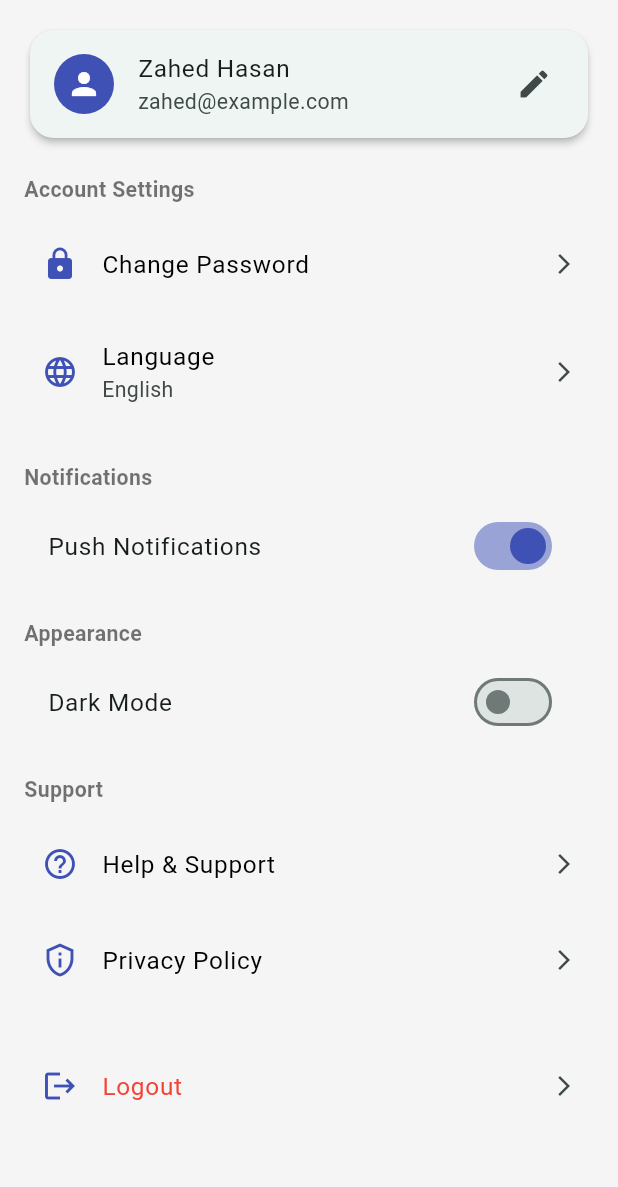
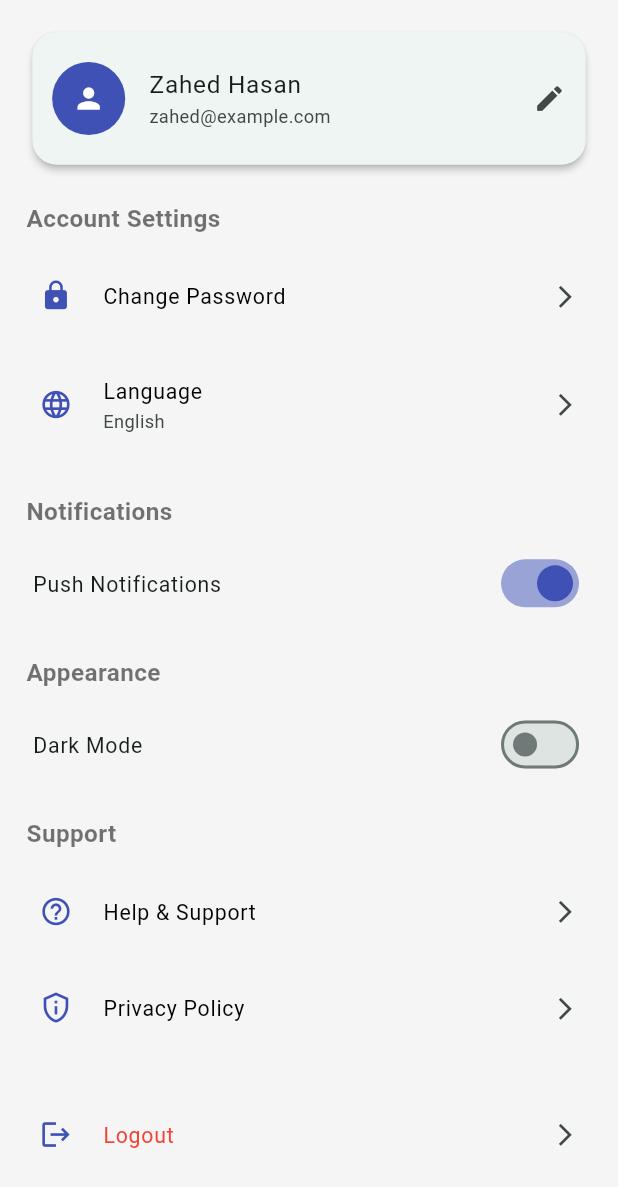
Before and after one commit to ShwapnoRetail/shwapno_survey, a Flutter app: the SettingsScreen screen opened directly, on a phone screen of 412 x 824 dp. Shown: the top 1187 px of the screen. Run offline on Flutter 3.47's test engine with Material 3 defaults, Android fonts, the phone set to English and light mode, and no system bars; our stand-ins replace flutter_screenutil, flutter_svg, fluttertoast, image_picker, pin_code_fields.

Commit message:
main theme updated

```diff
--- a/lib/Screen/Profile/settings.dart
+++ b/lib/Screen/Profile/settings.dart
@@ -1,4 +1,5 @@
 import 'package:flutter/material.dart';
+import 'package:flutter_screenutil/flutter_screenutil.dart';
 
 class SettingsScreen extends StatefulWidget {
   const SettingsScreen({super.key});
@@ -15,35 +16,46 @@ class _SettingsScreenState extends State<SettingsScreen> {
   Widget build(BuildContext context) {
     return Scaffold(
       body: ListView(
-        padding: const EdgeInsets.all(16),
+        padding: EdgeInsets.all(16.w),
         children: [
           // Profile Card
           Card(
             shape: RoundedRectangleBorder(
-              borderRadius: BorderRadius.circular(16),
+              borderRadius: BorderRadius.circular(16.r),
             ),
             elevation: 2,
             child: ListTile(
-              leading: const CircleAvatar(
+              contentPadding: EdgeInsets.symmetric(
+                horizontal: 12.w,
+                vertical: 8.h,
+              ),
+              leading: CircleAvatar(
+                radius: 24.r,
                 backgroundColor: Colors.indigo,
-                child: Icon(Icons.person, color: Colors.white),
+                child: Icon(Icons.person, size: 20.w, color: Colors.white),
               ),
-              title: const Text("Zahed Hasan"),
-              subtitle: const Text("zahed@example.com"),
-              trailing: const Icon(Icons.edit),
-              onTap: () {
-                // Navigate to profile edit screen (future enhancement)
-              },
+              title: Text(
+                "Zahed Hasan",
+                style: TextStyle(fontSize: 16.sp),
+                overflow: TextOverflow.ellipsis,
+              ),
+              subtitle: Text(
+                "zahed@example.com",
+                style: TextStyle(fontSize: 12.sp),
+                overflow: TextOverflow.ellipsis,
+              ),
+              trailing: Icon(Icons.edit, size: 20.w),
+              onTap: () {},
             ),
           ),
-          const SizedBox(height: 20),
+          SizedBox(height: 20.h),
 
           // Account Settings
-          const Text(
+          Text(
             "Account Settings",
-            style: TextStyle(fontWeight: FontWeight.bold),
+            style: TextStyle(fontWeight: FontWeight.bold, fontSize: 16.sp),
           ),
-          const SizedBox(height: 8),
+          SizedBox(height: 8.h),
           SettingsTile(
             icon: Icons.lock,
             title: "Change Password",
@@ -55,43 +67,51 @@ class _SettingsScreenState extends State<SettingsScreen> {
             subtitle: "English",
             onTap: () {},
           ),
-          const SizedBox(height: 20),
+          SizedBox(height: 20.h),
 
           // Notifications
-          const Text(
+          Text(
             "Notifications",
-            style: TextStyle(fontWeight: FontWeight.bold),
+            style: TextStyle(fontWeight: FontWeight.bold, fontSize: 16.sp),
           ),
-          const SizedBox(height: 8),
+          SizedBox(height: 8.h),
           SwitchListTile(
-            title: const Text("Push Notifications"),
+            contentPadding: EdgeInsets.symmetric(horizontal: 4.w),
+            title: Text(
+              "Push Notifications",
+              style: TextStyle(fontSize: 14.sp),
+            ),
             value: notificationsEnabled,
             activeColor: Colors.indigo,
             onChanged: (value) {
               setState(() => notificationsEnabled = value);
             },
           ),
-          const SizedBox(height: 20),
+          SizedBox(height: 20.h),
 
           // Appearance
-          const Text(
+          Text(
             "Appearance",
-            style: TextStyle(fontWeight: FontWeight.bold),
+            style: TextStyle(fontWeight: FontWeight.bold, fontSize: 16.sp),
           ),
-          const SizedBox(height: 8),
+          SizedBox(height: 8.h),
           SwitchListTile(
-            title: const Text("Dark Mode"),
+            contentPadding: EdgeInsets.symmetric(horizontal: 4.w),
+            title: Text("Dark Mode", style: TextStyle(fontSize: 14.sp)),
             value: darkModeEnabled,
             activeColor: Colors.indigo,
             onChanged: (value) {
               setState(() => darkModeEnabled = value);
             },
           ),
-          const SizedBox(height: 20),
+          SizedBox(height: 20.h),
 
           // Support
-          const Text("Support", style: TextStyle(fontWeight: FontWeight.bold)),
-          const SizedBox(height: 8),
+          Text(
+            "Support",
+            style: TextStyle(fontWeight: FontWeight.bold, fontSize: 16.sp),
+          ),
+          SizedBox(height: 8.h),
           SettingsTile(
             icon: Icons.help_outline,
             title: "Help & Support",
@@ -102,7 +122,7 @@ class _SettingsScreenState extends State<SettingsScreen> {
             title: "Privacy Policy",
             onTap: () {},
           ),
-          const SizedBox(height: 20),
+          SizedBox(height: 20.h),
 
           // Logout
           SettingsTile(
@@ -138,11 +158,26 @@ class SettingsTile extends StatelessWidget {
   @override
   Widget build(BuildContext context) {
     return ListTile(
-      contentPadding: const EdgeInsets.symmetric(vertical: 4, horizontal: 12),
-      leading: Icon(icon, color: Colors.indigo),
-      title: Text(title, style: TextStyle(color: textColor ?? Colors.black)),
-      subtitle: subtitle != null ? Text(subtitle!) : null,
-      trailing: const Icon(Icons.arrow_forward_ios, size: 16),
+      contentPadding: EdgeInsets.symmetric(horizontal: 8.w, vertical: 4.h),
+      minLeadingWidth: 24.w,
+      leading: Icon(icon, color: Colors.indigo, size: 20.w),
+      title: Text(
+        title,
+        style: TextStyle(
+          fontSize: 14.sp,
+          color: textColor ?? Colors.black,
+          overflow: TextOverflow.ellipsis,
+        ),
+      ),
+      subtitle:
+          subtitle != null
+              ? Text(
+                subtitle!,
+                style: TextStyle(fontSize: 12.sp),
+                overflow: TextOverflow.ellipsis,
+              )
+              : null,
+      trailing: Icon(Icons.arrow_forward_ios, size: 16.w),
       onTap: onTap,
     );
   }
--- a/lib/Style/style.dart
+++ b/lib/Style/style.dart
@@ -41,7 +41,7 @@ TextStyle Head1Text(textColor) {
   return TextStyle(
     color: textColor,
     fontSize: 28,
-    fontFamily: 'poppins',
+    fontFamily: 'Montserrat',
     fontWeight: FontWeight.w700,
   );
 }
@@ -50,7 +50,7 @@ TextStyle Head6Text(textColor) {
   return TextStyle(
     color: textColor,
     fontSize: 18,
-    fontFamily: 'poppins',
+    fontFamily: 'Montserrat',
     fontWeight: FontWeight.w400,
   );
 }
@@ -59,7 +59,7 @@ TextStyle Head7Text(textColor) {
   return TextStyle(
     color: textColor,
     fontSize: 13,
-    fontFamily: 'poppins',
+    fontFamily: 'Montserrat',
     fontWeight: FontWeight.w400,
   );
 }
@@ -68,7 +68,7 @@ TextStyle Head9Text(textColor) {
   return TextStyle(
     color: textColor,
     fontSize: 9,
-    fontFamily: 'poppins',
+    fontFamily: 'Montserrat',
     fontWeight: FontWeight.w500,
   );
 }
@@ -130,7 +130,7 @@ ButtonStyle AppStatusButtonStyle(btnColor) {
 TextStyle ButtonTextStyle() {
   return TextStyle(
     fontSize: 16,
-    fontFamily: 'poppins',
+    fontFamily: 'Montserrat',
     fontWeight: FontWeight.w400,
   );
 }
--- a/lib/main.dart
+++ b/lib/main.dart
@@ -27,7 +27,7 @@ class MyApp extends StatelessWidget {
           debugShowCheckedModeBanner: false,
           themeMode: ThemeMode.system,
           theme: _lightTheme,
-          darkTheme: _darkTheme,
+          // darkTheme: _darkTheme,
           initialRoute: '/',
           routes: {
             '/': (context) => SplashScreen(),
```
Also changed, not shown: pubspec.yaml (+8 -57 lines), fonts/Montserrat-Light.ttf (added), fonts/Montserrat-Regular.ttf (added), fonts/Montserrat-VariableFont_wght.ttf (added), fonts/Poppins-Regular.ttf (added), 7 other files.
